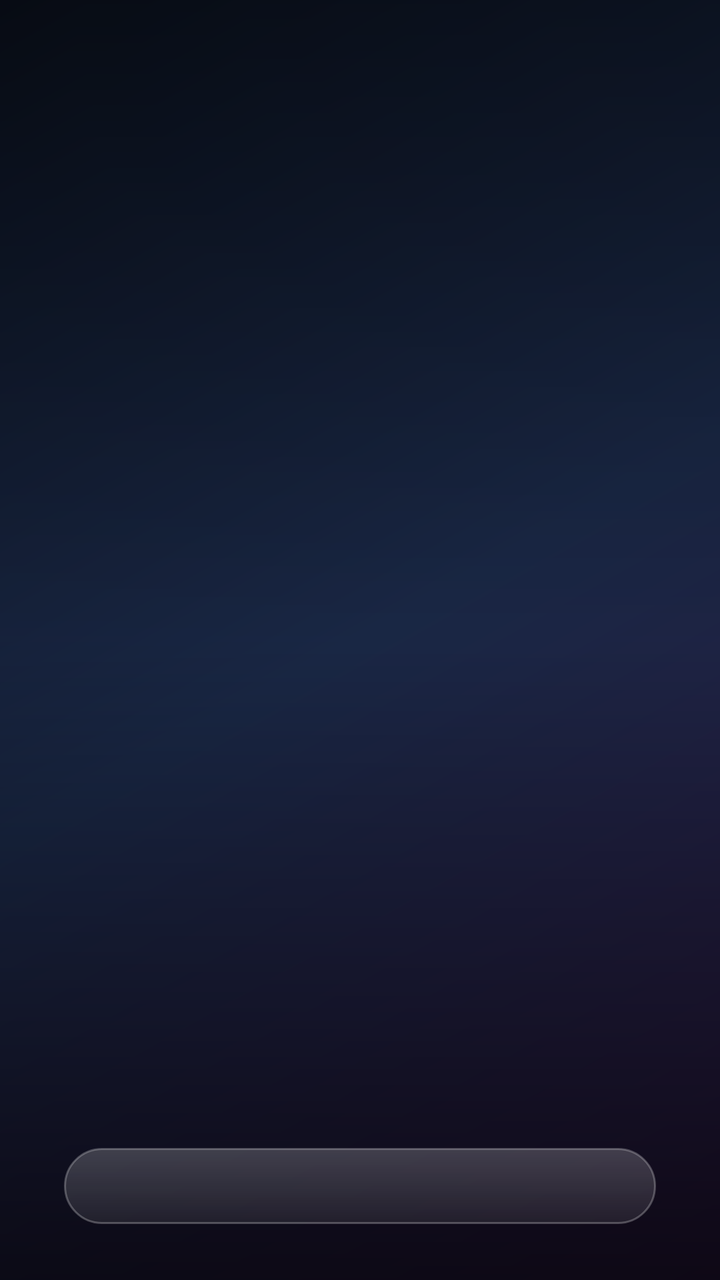
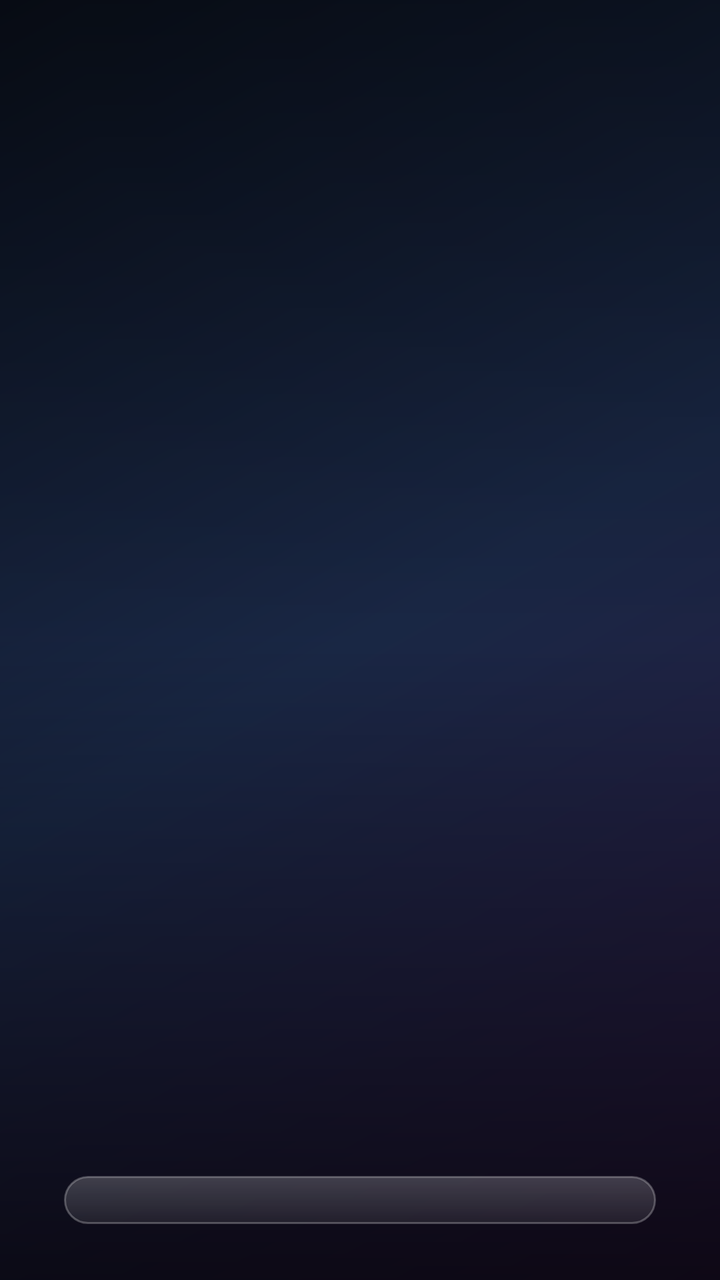

Two renders of the same Android screen: before a commit and after it. Below are the layout's source before the change and the commit's diff.
<!-- AndroidManifest.xml: application theme Theme.DavidLauncher -->
<!-- res/layout/activity_main.xml -->
<?xml version="1.0" encoding="utf-8"?>
<FrameLayout xmlns:android="http://schemas.android.com/apk/res/android"
    android:layout_width="match_parent"
    android:layout_height="match_parent"
    android:background="@drawable/bg_fallback">

    
    <ImageView
        android:id="@+id/wallFront"
        android:layout_width="match_parent"
        android:layout_height="match_parent"
        android:importantForAccessibility="no"
        android:scaleType="centerCrop" />

    <ImageView
        android:id="@+id/wallBack"
        android:layout_width="match_parent"
        android:layout_height="match_parent"
        android:alpha="0"
        android:importantForAccessibility="no"
        android:scaleType="centerCrop" />

    
    <TextureView
        android:id="@+id/wallVideo"
        android:layout_width="match_parent"
        android:layout_height="match_parent"
        android:alpha="0"
        android:importantForAccessibility="no" />

    
    <View
        android:id="@+id/scrim"
        android:layout_width="match_parent"
        android:layout_height="match_parent"
        android:background="@drawable/scrim" />

    
    <include layout="@layout/widgets_header" />

    
    <HorizontalScrollView
        android:id="@+id/dockScroll"
        android:layout_width="match_parent"
        android:layout_height="wrap_content"
        android:layout_gravity="bottom"
        android:layout_marginStart="32dp"
        android:layout_marginEnd="32dp"
        android:layout_marginBottom="28dp"
        android:background="@drawable/bg_glass"
        android:clipToPadding="false"
        android:fadingEdgeLength="48dp"
        android:overScrollMode="never"
        android:requiresFadingEdge="horizontal"
        android:scrollbars="none">

        <LinearLayout
            android:id="@+id/dock"
            android:layout_width="wrap_content"
            android:layout_height="wrap_content"
            android:clipChildren="false"
            android:clipToPadding="false"
            android:orientation="horizontal"
            android:paddingStart="32dp"
            android:paddingTop="22dp"
            android:paddingEnd="32dp"
            android:paddingBottom="16dp" />
    </HorizontalScrollView>

    
    <TextView
        android:id="@+id/moveHint"
        android:layout_width="wrap_content"
        android:layout_height="wrap_content"
        android:layout_gravity="bottom|center_horizontal"
        android:layout_marginBottom="236dp"
        android:paddingStart="26dp"
        android:paddingTop="12dp"
        android:paddingEnd="26dp"
        android:paddingBottom="12dp"
        android:textColor="#FFFFFF"
        android:textSize="18sp"
        android:visibility="gone" />

    
    <TextView
        android:id="@+id/cleanHint"
        android:layout_width="wrap_content"
        android:layout_height="wrap_content"
        android:layout_gravity="bottom|center_horizontal"
        android:layout_marginBottom="34dp"
        android:alpha="0"
        android:shadowColor="#99000000"
        android:shadowDy="1"
        android:shadowRadius="8"
        android:text="@string/clean_hint"
        android:textColor="#CCFFFFFF"
        android:textSize="16sp" />

    
    <LinearLayout
        android:id="@+id/greeting"
        android:layout_width="match_parent"
        android:layout_height="match_parent"
        android:alpha="0"
        android:background="#99000000"
        android:gravity="center"
        android:orientation="vertical"
        android:visibility="gone">

        <TextView
            android:id="@+id/welcomeText"
            android:layout_width="wrap_content"
            android:layout_height="wrap_content"
            android:fontFamily="sans-serif-light"
            android:gravity="center"
            android:shadowColor="#99000000"
            android:shadowDy="3"
            android:shadowRadius="16"
            android:text="@string/welcome"
            android:textColor="#FFFFFF"
            android:textSize="60sp" />

        <View
            android:id="@+id/welcomeLine"
            android:layout_width="120dp"
            android:layout_height="3dp"
            android:layout_marginTop="18dp"
            android:background="#FFFFFF" />
    </LinearLayout>
</FrameLayout>
<!-- res/layout/widgets_header.xml (included above) -->
<?xml version="1.0" encoding="utf-8"?>
<FrameLayout xmlns:android="http://schemas.android.com/apk/res/android"
    android:id="@+id/header"
    android:layout_width="match_parent"
    android:layout_height="wrap_content"
    android:clipChildren="false"
    android:paddingStart="64dp"
    android:paddingTop="32dp"
    android:paddingEnd="64dp">

    <LinearLayout
        android:layout_width="wrap_content"
        android:layout_height="wrap_content"
        android:layout_gravity="top|start"
        android:orientation="vertical">

        <TextView
            android:id="@+id/clock"
            android:layout_width="wrap_content"
            android:layout_height="wrap_content"
            android:includeFontPadding="false"
            android:shadowColor="#99000000"
            android:shadowDy="2"
            android:shadowRadius="10"
            android:textColor="#FFFFFF"
            android:textSize="56sp" />

        <TextView
            android:id="@+id/date"
            android:layout_width="wrap_content"
            android:layout_height="wrap_content"
            android:layout_marginTop="4dp"
            android:shadowColor="#99000000"
            android:shadowDy="1"
            android:shadowRadius="8"
            android:textColor="#E6FFFFFF"
            android:textSize="19sp" />
    </LinearLayout>

    <LinearLayout
        android:layout_width="wrap_content"
        android:layout_height="wrap_content"
        android:layout_gravity="top|end"
        android:gravity="end"
        android:orientation="vertical">

        <TextView
            android:id="@+id/greetingLine"
            android:layout_width="wrap_content"
            android:layout_height="wrap_content"
            android:shadowColor="#99000000"
            android:shadowDy="2"
            android:shadowRadius="10"
            android:textColor="#FFFFFF"
            android:textSize="26sp" />

        <LinearLayout
            android:id="@+id/weatherCard"
            android:layout_width="wrap_content"
            android:layout_height="wrap_content"
            android:layout_marginTop="14dp"
            android:gravity="center_vertical"
            android:orientation="horizontal"
            android:paddingStart="18dp"
            android:paddingTop="12dp"
            android:paddingEnd="22dp"
            android:paddingBottom="12dp"
            android:visibility="gone">

            <dev.davidcevallos.launchertv.WeatherIconView
                android:id="@+id/weatherIcon"
                android:layout_width="64dp"
                android:layout_height="64dp" />

            <TextView
                android:id="@+id/weatherTemp"
                android:layout_width="wrap_content"
                android:layout_height="wrap_content"
                android:layout_marginStart="8dp"
                android:fontFamily="sans-serif-light"
                android:includeFontPadding="false"
                android:textColor="#FFFFFF"
                android:textSize="46sp" />

            <LinearLayout
                android:layout_width="wrap_content"
                android:layout_height="wrap_content"
                android:layout_marginStart="16dp"
                android:orientation="vertical">

                <TextView
                    android:id="@+id/weatherCond"
                    android:layout_width="wrap_content"
                    android:layout_height="wrap_content"
                    android:fontFamily="sans-serif-medium"
                    android:textColor="#FFFFFF"
                    android:textSize="18sp" />

                <TextView
                    android:id="@+id/weatherRange"
                    android:layout_width="wrap_content"
                    android:layout_height="wrap_content"
                    android:textColor="#E6FFFFFF"
                    android:textSize="15sp" />

                <TextView
                    android:id="@+id/weatherExtra"
                    android:layout_width="wrap_content"
                    android:layout_height="wrap_content"
                    android:textColor="#B3FFFFFF"
                    android:textSize="14sp" />
            </LinearLayout>
        </LinearLayout>
    </LinearLayout>
</FrameLayout>
<!-- resources referenced by this layout -->
<resources>
  <!-- drawable bg_fallback (drawable) -->
  <?xml version="1.0" encoding="utf-8"?>
  <shape xmlns:android="http://schemas.android.com/apk/res/android">
      <gradient android:angle="315" android:startColor="#0B1220" android:centerColor="#1B2A4A" android:endColor="#2E1A47" />
  </shape>
  <!-- drawable bg_glass (drawable) -->
  <?xml version="1.0" encoding="utf-8"?>
  <shape xmlns:android="http://schemas.android.com/apk/res/android" android:shape="rectangle">
      <gradient android:angle="270" android:startColor="#33FFFFFF" android:endColor="#14FFFFFF" />
      <corners android:radius="28dp" />
      <stroke android:width="1dp" android:color="#40FFFFFF" />
  </shape>
  <!-- drawable scrim (drawable) -->
  <?xml version="1.0" encoding="utf-8"?>
  <shape xmlns:android="http://schemas.android.com/apk/res/android">
      <gradient android:angle="90" android:startColor="#B3000000" android:centerColor="#14000000" android:endColor="#66000000" />
  </shape>
  <string name="clean_hint">Pulsa cualquier botón para abrir el menú</string>
  <string name="welcome">Bienvenido, mi rey David</string>
  <style name="Theme.DavidLauncher" parent="@android:style/Theme.Material.NoActionBar.Fullscreen">
          <item name="android:windowBackground">@drawable/bg_fallback</item>
          <item name="android:windowShowWallpaper">false</item>
          <item name="android:windowAnimationStyle">@null</item>
          <item name="android:colorAccent">#FFFFFF</item>
      </style>
</resources>

<!-- the commit's change to res/layout/activity_main.xml (unified diff, before → after) -->
@@ -39,7 +39,10 @@
     <include layout="@layout/widgets_header" />
 
     
-    <HorizontalScrollView
+    <include layout="@layout/widgets_showcase" />
+
+    
+    <ScrollView
         android:id="@+id/dockScroll"
         android:layout_width="match_parent"
         android:layout_height="wrap_content"
@@ -49,23 +52,21 @@
         android:layout_marginBottom="28dp"
         android:background="@drawable/bg_glass"
         android:clipToPadding="false"
-        android:fadingEdgeLength="48dp"
+        android:fadingEdgeLength="36dp"
         android:overScrollMode="never"
-        android:requiresFadingEdge="horizontal"
+        android:requiresFadingEdge="vertical"
         android:scrollbars="none">
 
         <LinearLayout
             android:id="@+id/dock"
-            android:layout_width="wrap_content"
+            android:layout_width="match_parent"
             android:layout_height="wrap_content"
             android:clipChildren="false"
             android:clipToPadding="false"
-            android:orientation="horizontal"
-            android:paddingStart="32dp"
-            android:paddingTop="22dp"
-            android:paddingEnd="32dp"
-            android:paddingBottom="16dp" />
-    </HorizontalScrollView>
+            android:orientation="vertical"
+            android:paddingTop="12dp"
+            android:paddingBottom="12dp" />
+    </ScrollView>
 
     
     <TextView
@@ -73,7 +74,7 @@
         android:layout_width="wrap_content"
         android:layout_height="wrap_content"
         android:layout_gravity="bottom|center_horizontal"
-        android:layout_marginBottom="236dp"
+        android:layout_marginBottom="270dp"
         android:paddingStart="26dp"
         android:paddingTop="12dp"
         android:paddingEnd="26dp"
@@ -167,6 +168,13 @@
             android:shadowRadius="8"
             android:textColor="#E6FFFFFF"
             android:textSize="19sp" />
+
+        
+        <FrameLayout
+            android:id="@+id/chipHolder"
+            android:layout_width="wrap_content"
+            android:layout_height="wrap_content"
+            android:layout_marginTop="14dp" />
     </LinearLayout>
 
     <LinearLayout
@@ -186,62 +194,130 @@
             android:textColor="#FFFFFF"
             android:textSize="26sp" />
 
-        <LinearLayout
-            android:id="@+id/weatherCard"
-            android:layout_width="wrap_content"
-            android:layout_height="wrap_content"
-            android:layout_marginTop="14dp"
-            android:gravity="center_vertical"
-            android:orientation="horizontal"
-            android:paddingStart="18dp"
-            android:paddingTop="12dp"
-            android:paddingEnd="22dp"
-            android:paddingBottom="12dp"
-            android:visibility="gone">
-
-            <dev.davidcevallos.launchertv.WeatherIconView
-                android:id="@+id/weatherIcon"
-                android:layout_width="64dp"
-                android:layout_height="64dp" />
-
-            <TextView
-                android:id="@+id/weatherTemp"
-                android:layout_width="wrap_content"
-                android:layout_height="wrap_content"
-                android:layout_marginStart="8dp"
-                android:fontFamily="sans-serif-light"
-                android:includeFontPadding="false"
-                android:textColor="#FFFFFF"
-                android:textSize="46sp" />
-
-            <LinearLayout
-                android:layout_width="wrap_content"
-                android:layout_height="wrap_content"
-                android:layout_marginStart="16dp"
-                android:orientation="vertical">
-
-                <TextView
-                    android:id="@+id/weatherCond"
-                    android:layout_width="wrap_content"
-                    android:layout_height="wrap_content"
-                    android:fontFamily="sans-serif-medium"
-                    android:textColor="#FFFFFF"
-                    android:textSize="18sp" />
-
-                <TextView
-                    android:id="@+id/weatherRange"
-                    android:layout_width="wrap_content"
-                    android:layout_height="wrap_content"
-                    android:textColor="#E6FFFFFF"
-                    android:textSize="15sp" />
-
-                <TextView
-                    android:id="@+id/weatherExtra"
-                    android:layout_width="wrap_content"
-                    android:layout_height="wrap_content"
-                    android:textColor="#B3FFFFFF"
-                    android:textSize="14sp" />
-            </LinearLayout>
-        </LinearLayout>
+        <include
+            layout="@layout/widget_weather_card"
+            android:layout_width="wrap_content"
+            android:layout_height="wrap_content"
+            android:layout_marginTop="14dp" />
     </LinearLayout>
 </FrameLayout>
+<!-- res/layout/widgets_showcase.xml (included above) -->
+<?xml version="1.0" encoding="utf-8"?>
+<LinearLayout xmlns:android="http://schemas.android.com/apk/res/android"
+    android:id="@+id/showcase"
+    android:layout_width="match_parent"
+    android:layout_height="match_parent"
+    android:alpha="0"
+    android:gravity="center"
+    android:orientation="vertical"
+    android:paddingBottom="12dp"
+    android:visibility="gone">
+
+    <TextView
+        android:id="@+id/clock"
+        android:layout_width="wrap_content"
+        android:layout_height="wrap_content"
+        android:gravity="center"
+        android:includeFontPadding="false"
+        android:shadowColor="#99000000"
+        android:shadowDy="3"
+        android:shadowRadius="14"
+        android:textColor="#FFFFFF"
+        android:textSize="56sp" />
+
+    <TextView
+        android:id="@+id/date"
+        android:layout_width="wrap_content"
+        android:layout_height="wrap_content"
+        android:layout_marginTop="6dp"
+        android:gravity="center"
+        android:shadowColor="#99000000"
+        android:shadowDy="2"
+        android:shadowRadius="10"
+        android:textColor="#E6FFFFFF"
+        android:textSize="22sp" />
+
+    <TextView
+        android:id="@+id/greetingLine"
+        android:layout_width="wrap_content"
+        android:layout_height="wrap_content"
+        android:layout_marginTop="8dp"
+        android:gravity="center"
+        android:shadowColor="#99000000"
+        android:shadowDy="2"
+        android:shadowRadius="10"
+        android:textColor="#FFFFFF"
+        android:textSize="26sp" />
+
+    <LinearLayout
+        android:id="@+id/showcaseCards"
+        android:layout_width="wrap_content"
+        android:layout_height="wrap_content"
+        android:layout_marginTop="26dp"
+        android:gravity="center_vertical"
+        android:orientation="horizontal">
+
+        <include
+            layout="@layout/widget_weather_card"
+            android:layout_width="wrap_content"
+            android:layout_height="wrap_content" />
+    </LinearLayout>
+</LinearLayout>
+<!-- res/layout/widget_weather_card.xml (included above) -->
+<?xml version="1.0" encoding="utf-8"?>
+<LinearLayout xmlns:android="http://schemas.android.com/apk/res/android"
+    android:id="@+id/weatherCard"
+    android:layout_width="wrap_content"
+    android:layout_height="wrap_content"
+    android:gravity="center_vertical"
+    android:orientation="horizontal"
+    android:paddingStart="18dp"
+    android:paddingTop="12dp"
+    android:paddingEnd="22dp"
+    android:paddingBottom="12dp"
+    android:visibility="gone">
+
+    <dev.davidcevallos.launchertv.WeatherIconView
+        android:id="@+id/weatherIcon"
+        android:layout_width="64dp"
+        android:layout_height="64dp" />
+
+    <TextView
+        android:id="@+id/weatherTemp"
+        android:layout_width="wrap_content"
+        android:layout_height="wrap_content"
+        android:layout_marginStart="8dp"
+        android:fontFamily="sans-serif-light"
+        android:includeFontPadding="false"
+        android:textColor="#FFFFFF"
+        android:textSize="46sp" />
+
+    <LinearLayout
+        android:layout_width="wrap_content"
+        android:layout_height="wrap_content"
+        android:layout_marginStart="16dp"
+        android:orientation="vertical">
+
+        <TextView
+            android:id="@+id/weatherCond"
+            android:layout_width="wrap_content"
+            android:layout_height="wrap_content"
+            android:fontFamily="sans-serif-medium"
+            android:textColor="#FFFFFF"
+            android:textSize="18sp" />
+
+        <TextView
+            android:id="@+id/weatherRange"
+            android:layout_width="wrap_content"
+            android:layout_height="wrap_content"
+            android:textColor="#E6FFFFFF"
+            android:textSize="15sp" />
+
+        <TextView
+            android:id="@+id/weatherExtra"
+            android:layout_width="wrap_content"
+            android:layout_height="wrap_content"
+            android:textColor="#B3FFFFFF"
+            android:textSize="14sp" />
+    </LinearLayout>
+</LinearLayout>
